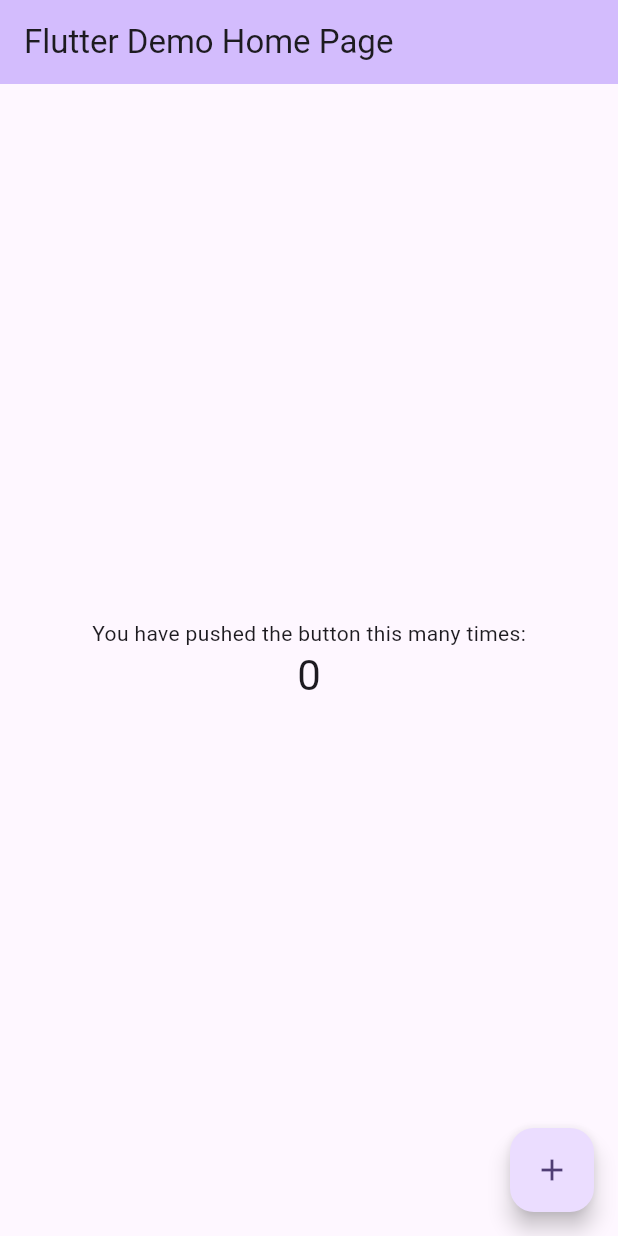
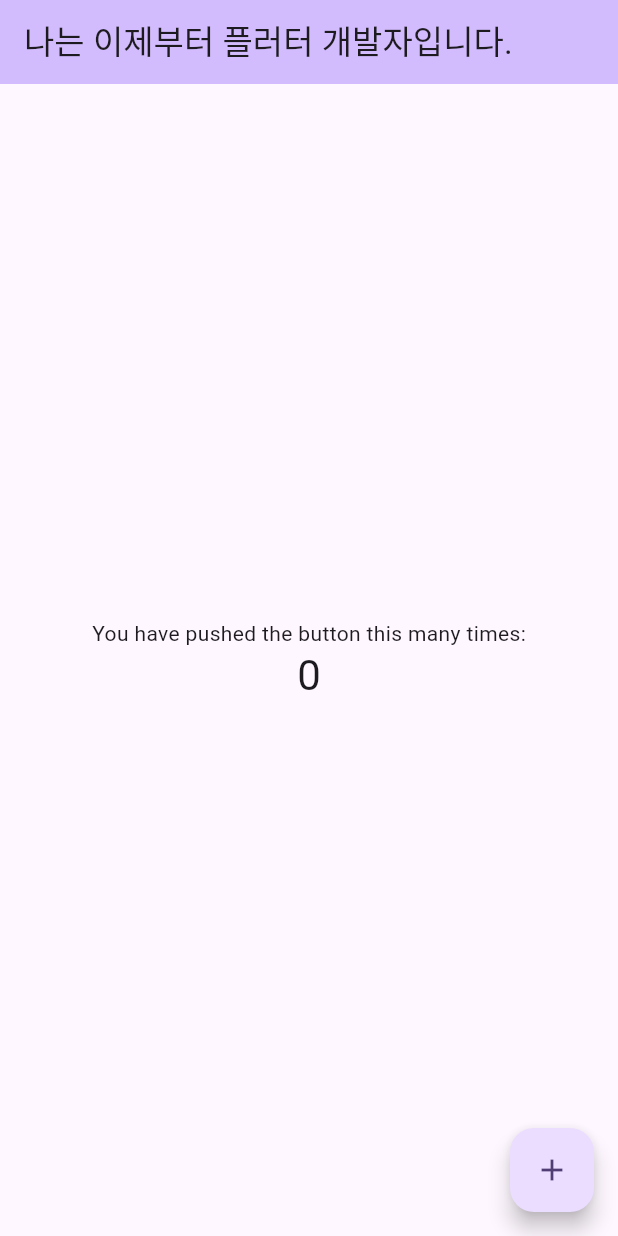
Before and after one commit to JaeYoonPerl/Flutter-Jaeyoon-2024, a Flutter app: the screen it shows after launch, on a phone screen of 412 x 824 dp. Run offline on Flutter 3.47's test engine with Material 3 defaults, Android fonts, the phone set to English and light mode, and no system bars.

Commit message:
Update main.dart

```diff
--- a/03.플러터PJ/app_01_store/lib/main.dart
+++ b/03.플러터PJ/app_01_store/lib/main.dart
@@ -11,6 +11,7 @@ class MyApp extends StatelessWidget {
   @override
   Widget build(BuildContext context) {
     return MaterialApp(
+      debugShowCheckedModeBanner: false,
       title: 'Flutter Demo',
       theme: ThemeData(
         // This is the theme of your application.
@@ -31,7 +32,7 @@ class MyApp extends StatelessWidget {
         colorScheme: ColorScheme.fromSeed(seedColor: Colors.deepPurple),
         useMaterial3: true,
       ),
-      home: const MyHomePage(title: 'Flutter Demo Home Page'),
+      home: const MyHomePage(title: '나는 이제부터 플러터 개발자입니다.'),
     );
   }
 }
```
